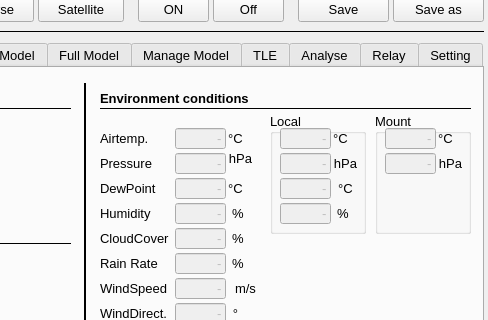
The window that mw4/gui/main.ui (mworion/MountWizzard4) describes before a commit, drawn with Qt 5; both pictures show x 312 to 800 and y 89 to 409 of the 800 by 600 pixel window.
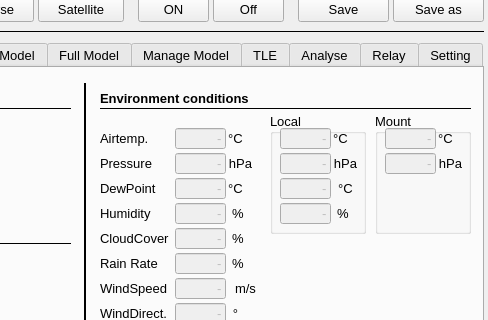
The same window after the commit. The open tabs and pages were chosen to show the change.

The edit to the form file:
```diff
--- a/mw4/gui/main.ui
+++ b/mw4/gui/main.ui
@@ -2277,7 +2277,7 @@
      <property name="geometry">
       <rect>
        <x>530</x>
-       <y>80</y>
+       <y>85</y>
        <width>31</width>
        <height>20</height>
       </rect>
```
Left out of the diff: 4 changed lines with no effect on the pictures.
